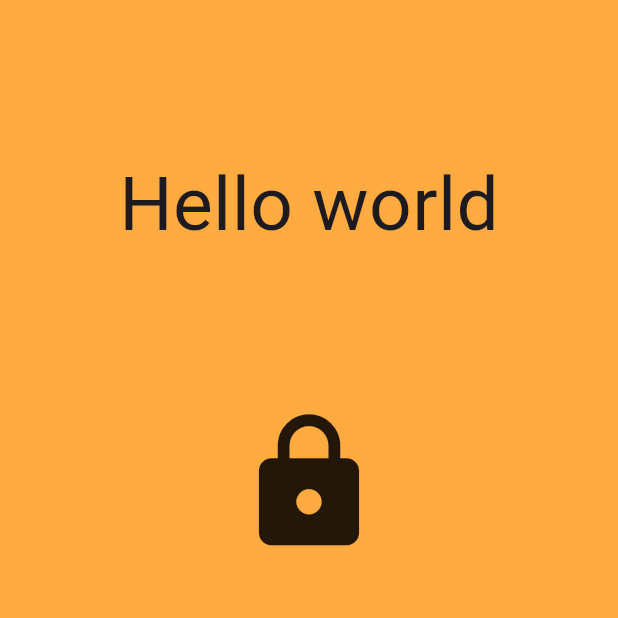
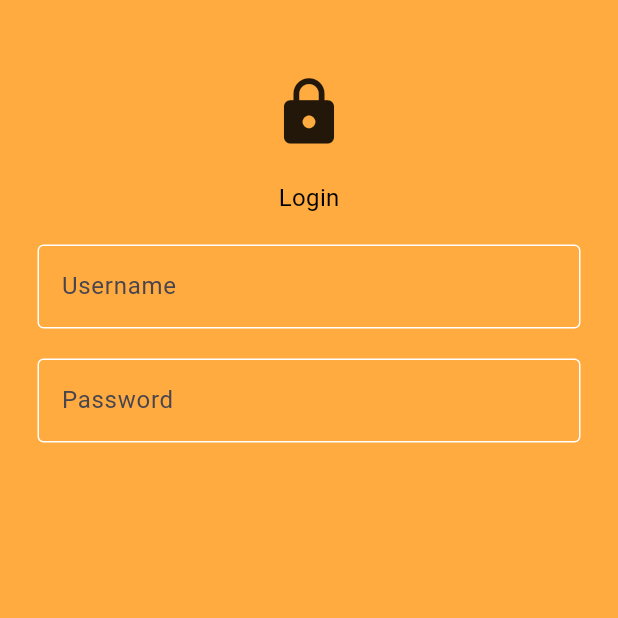
Before and after one commit to COffeebean2610/Project-SHW, a Flutter app: the screen it shows after launch, on a phone screen of 412 x 824 dp, the top half of it. Run offline on Flutter 3.47's test engine with Material 3 defaults, Android fonts, the phone set to English and light mode, and no system bars.

Commit message:
basic build for trial

```diff
--- a/lib/pages/login_page.dart
+++ b/lib/pages/login_page.dart
@@ -11,10 +11,47 @@ class LoginPage extends StatelessWidget{
           child:Center(
             child: Column(
               children:[
-                SizedBox(height: 100,),
-                Text("Hello world", style: TextStyle(fontSize: 50),),
-                SizedBox(height: 100,),
-                Icon(Icons.lock, size: 100,),
+                SizedBox(height: 50,),
+                Icon(Icons.lock, size: 50,),
+
+                SizedBox(height: 20,),
+                Text("Login", style: TextStyle(fontSize: 16,color:Colors.black)),
+
+                SizedBox(height: 20,),
+                Padding(
+                  padding: EdgeInsets.symmetric(horizontal: 25.0),
+                  child:  TextField(
+                    decoration: InputDecoration(
+                      enabledBorder: OutlineInputBorder(
+                        borderSide: BorderSide(color: Colors.white),
+                      ),
+                      border: OutlineInputBorder(),
+                      labelText: 'Username',
+                      hintText: 'Username',
+                    ),
+                  ),
+                ),
+
+                SizedBox(height: 20,),
+                Padding(
+                  padding: EdgeInsets.symmetric(horizontal: 25.0),
+                child: TextField(
+                  obscureText: true,
+                  decoration: InputDecoration(
+                    enabledBorder:OutlineInputBorder(
+                      borderSide: BorderSide(color: Colors.white),
+                    ),
+                    border: OutlineInputBorder(),
+                    labelText: 'Password',
+                    hintText: 'Password',
+
+                  ),
+                ),
+             ),
+
+
+
+
               ]
             )
            ),
```
